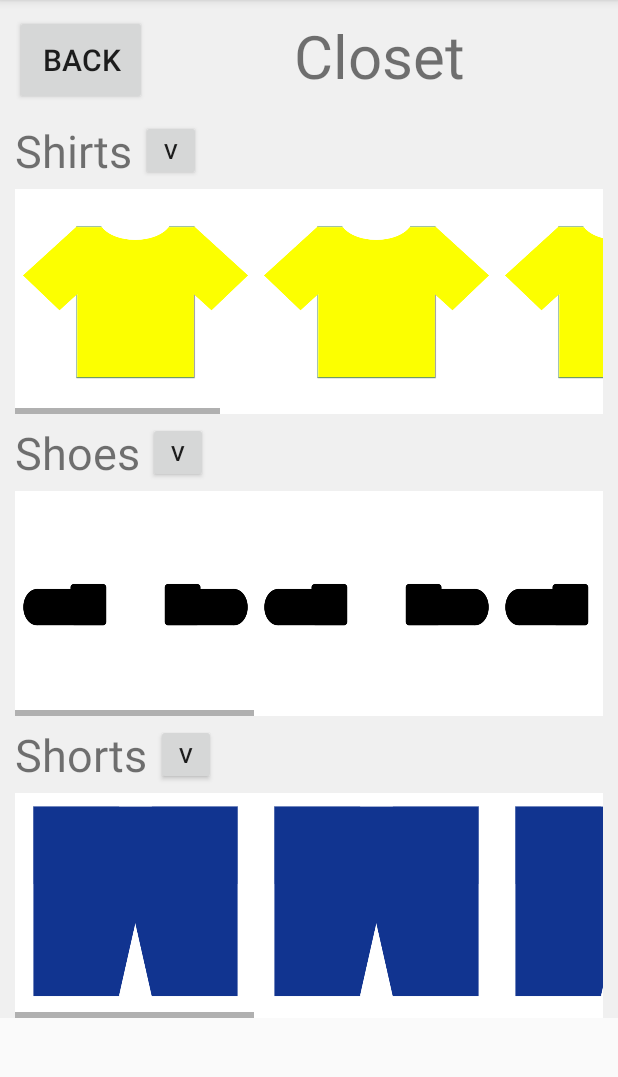
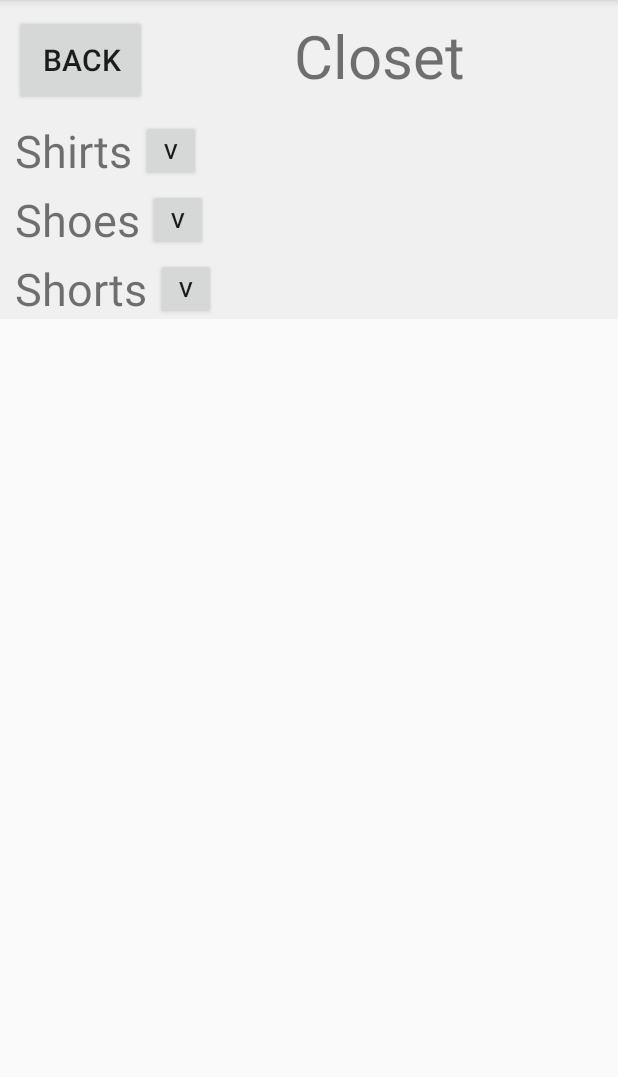
Before and after one commit to Ranger645/wardrobeManager, an Android app: the screen it shows after launch (ClosetActivity), after a tap on "CLOSET", on a phone screen of 412 x 824 dp, the part 84-1161 px from its top. Run offline under Robolectric (Android 15) with nearby library versions, the phone set to English and light mode, and no system bars.

Commit message:
I added the 'Expand Closet' activity, which can be accesed by the main menu or when clicking on the add button in the closet sections and when clicking the back button on the activity it returns to the previous activity. I also added the layout of the activity to show the item to be added and its potential matches with the other items in the closet.

```diff
--- a/app/src/main/AndroidManifest.xml
+++ b/app/src/main/AndroidManifest.xml
@@ -9,7 +9,8 @@
         android:roundIcon="@mipmap/ic_launcher_round"
         android:supportsRtl="true"
         android:theme="@style/AppTheme">
-        <activity android:name=".ClosetActivity"></activity>
+        <activity android:name=".ExpandClosetActivity"></activity>
+        <activity android:name=".ClosetActivity" />
         <activity android:name=".StartActivity">
             <intent-filter>
                 <action android:name="android.intent.action.MAIN" />
--- a/app/src/main/java/com/android/wardrobeManager/ClosetActivity.java
+++ b/app/src/main/java/com/android/wardrobeManager/ClosetActivity.java
@@ -20,6 +20,10 @@ public class ClosetActivity extends AppCompatActivity {
     protected void onCreate(Bundle savedInstanceState) {
         super.onCreate(savedInstanceState);
         setContentView(R.layout.activity_closet);
+        findViewById(R.id.shirtScrollView).setVisibility(View.GONE);
+        findViewById(R.id.shoesScrollView).setVisibility(View.GONE);
+        findViewById(R.id.shortsScrollView).setVisibility(View.GONE);
+
 
     }
 
@@ -41,6 +45,10 @@ public class ClosetActivity extends AppCompatActivity {
         }
 
 
+    }
+
+    public void goToExpandCloset(View view) {
+        startActivity(new Intent(ClosetActivity.this, ExpandClosetActivity.class));
     }
 
     public void toggleShoesVisibility(View view) {
--- a/app/src/main/java/com/android/wardrobeManager/StartActivity.java
+++ b/app/src/main/java/com/android/wardrobeManager/StartActivity.java
@@ -13,21 +13,15 @@ public class StartActivity extends AppCompatActivity {
         super.onCreate(savedInstanceState);
         setContentView(R.layout.activity_start);
 
-        configureClosetButton();
 
     }
 
-    private void configureClosetButton() {
-        Button closetButton = (Button) findViewById(R.id.closetButton);
-
-        closetButton.setOnClickListener(new View.OnClickListener() {
-            @Override
-            public void onClick(View view) {
-                startActivity(new Intent(StartActivity.this, ClosetActivity.class));
-            }
-        });
+    public void goToCloset(View view) {
+        startActivity(new Intent(StartActivity.this, ClosetActivity.class));
     }
 
-    //Comment
+    public void goToExpandCloset(View view) {
+        startActivity(new Intent(StartActivity.this, ExpandClosetActivity.class));
+    }
 
 }
--- a/app/src/main/res/layout/activity_closet.xml
+++ b/app/src/main/res/layout/activity_closet.xml
@@ -73,8 +73,20 @@
                 android:layout_height="match_parent"
                 android:orientation="horizontal">
 
+                <Button
+                    android:id="@+id/addShirt"
+                    android:layout_width="60dp"
+                    android:layout_height="60dp"
+                    android:layout_marginStart="5dp"
+                    android:layout_marginTop="45dp"
+                    android:layout_marginEnd="5dp"
+                    android:layout_weight="1"
+                    android:onClick="goToExpandCloset"
+                    android:text="+"
+                    android:textSize="30sp" />
+
                 <ImageView
-                    android:id="@+id/shirt1"
+                    android:id="@+id/shirt2"
                     android:layout_width="150dp"
                     android:layout_height="150dp"
                     android:layout_marginStart="5dp"
@@ -176,6 +188,18 @@
                 android:layout_height="match_parent"
                 android:orientation="horizontal">
 
+                <Button
+                    android:id="@+id/addShoes"
+                    android:layout_width="60dp"
+                    android:layout_height="60dp"
+                    android:layout_marginStart="5dp"
+                    android:layout_marginTop="45dp"
+                    android:layout_marginEnd="5dp"
+                    android:layout_weight="1"
+                    android:onClick="goToExpandCloset"
+                    android:text="+"
+                    android:textSize="30sp" />
+
                 <ImageView
                     android:id="@+id/shoes1"
                     android:layout_width="150dp"
@@ -271,6 +295,18 @@
                 android:layout_width="wrap_content"
                 android:layout_height="match_parent"
                 android:orientation="horizontal">
+
+                <Button
+                    android:id="@+id/addShorts"
+                    android:layout_width="60dp"
+                    android:layout_height="60dp"
+                    android:layout_marginStart="5dp"
+                    android:layout_marginTop="45dp"
+                    android:layout_marginEnd="5dp"
+                    android:layout_weight="1"
+                    android:onClick="goToExpandCloset"
+                    android:text="+"
+                    android:textSize="30sp" />
 
                 <ImageView
                     android:id="@+id/shorts1"
--- a/app/src/main/res/values/strings.xml
+++ b/app/src/main/res/values/strings.xml
@@ -14,4 +14,10 @@
     <string name="closet">Closet</string>
     <string name="todo">TODO</string>
     <string name="v">v</string>
+    <string name="additional_matches">+additional_matches</string>
+    <string name="expand_closet">Expand Closet</string>
+    <string name="set_clothing">Set Clothing</string>
+    <string name="add_to_ncloset">Add To Closet</string>
+    <string name="closet_match_combinations">Closet Match Combinations</string>
+    <string name="_10_more">10 more</string>
 </resources>
```
Also changed, not shown: app/src/main/java/com/android/wardrobeManager/ExpandClosetActivity.java (added, +21 -0 lines), app/src/main/res/layout/activity_expand_closet.xml (added, +199 -0 lines), app/src/main/res/layout/activity_start.xml (+6 -1 lines).
